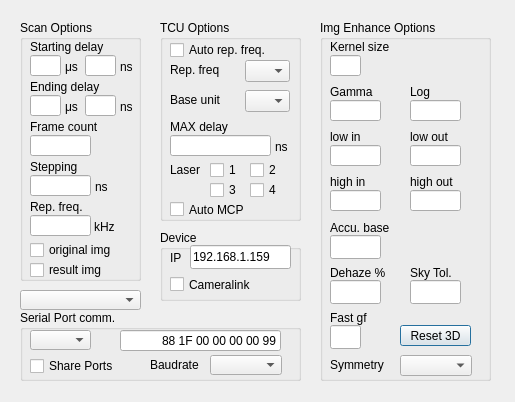
First picture: the form in src/settings.ui, repository yilp7/img_proc_demo, before the edit.
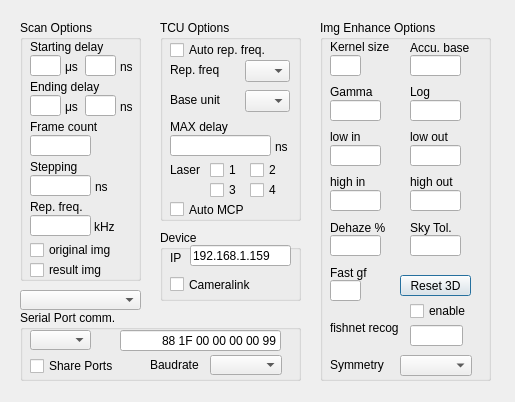
Second picture: the form after the edit.

Patch:
```diff
--- a/src/settings.ui
+++ b/src/settings.ui
@@ -489,8 +489,8 @@
    <widget class="QLabel" name="ACCU_BASE">
     <property name="geometry">
      <rect>
-      <x>10</x>
-      <y>200</y>
+      <x>90</x>
+      <y>20</y>
       <width>81</width>
       <height>16</height>
      </rect>
@@ -502,10 +502,10 @@
    <widget class="QLineEdit" name="ACCU_BASE_EDIT">
     <property name="geometry">
      <rect>
-      <x>10</x>
-      <y>215</y>
+      <x>90</x>
+      <y>35</y>
       <width>51</width>
-      <height>24</height>
+      <height>21</height>
      </rect>
     </property>
     <property name="alignment">
@@ -516,9 +516,9 @@
     <property name="geometry">
      <rect>
       <x>10</x>
-      <y>260</y>
+      <y>215</y>
       <width>51</width>
-      <height>24</height>
+      <height>21</height>
      </rect>
     </property>
     <property name="alignment">
@@ -529,7 +529,7 @@
     <property name="geometry">
      <rect>
       <x>10</x>
-      <y>245</y>
+      <y>200</y>
       <width>71</width>
       <height>16</height>
      </rect>
@@ -542,7 +542,7 @@
     <property name="geometry">
      <rect>
       <x>90</x>
-      <y>245</y>
+      <y>200</y>
       <width>61</width>
       <height>16</height>
      </rect>
@@ -555,9 +555,9 @@
     <property name="geometry">
      <rect>
       <x>90</x>
-      <y>260</y>
+      <y>215</y>
       <width>51</width>
-      <height>24</height>
+      <height>21</height>
      </rect>
     </property>
     <property name="alignment">
@@ -568,9 +568,9 @@
     <property name="geometry">
      <rect>
       <x>10</x>
-      <y>305</y>
+      <y>260</y>
       <width>31</width>
-      <height>24</height>
+      <height>21</height>
      </rect>
     </property>
     <property name="alignment">
@@ -581,7 +581,7 @@
     <property name="geometry">
      <rect>
       <x>10</x>
-      <y>290</y>
+      <y>245</y>
       <width>61</width>
       <height>16</height>
      </rect>
@@ -594,7 +594,7 @@
     <property name="geometry">
      <rect>
       <x>80</x>
-      <y>305</y>
+      <y>255</y>
       <width>71</width>
       <height>21</height>
      </rect>
@@ -626,6 +626,42 @@
      <string>Symmetry</string>
     </property>
    </widget>
+   <widget class="QLabel" name="FISHNET">
+    <property name="geometry">
+     <rect>
+      <x>10</x>
+      <y>300</y>
+      <width>101</width>
+      <height>16</height>
+     </rect>
+    </property>
+    <property name="text">
+     <string>fishnet recog</string>
+    </property>
+   </widget>
+   <widget class="QCheckBox" name="FISHNET_RECOG">
+    <property name="geometry">
+     <rect>
+      <x>90</x>
+      <y>280</y>
+      <width>77</width>
+      <height>22</height>
+     </rect>
+    </property>
+    <property name="text">
+     <string>enable</string>
+    </property>
+   </widget>
+   <widget class="QLineEdit" name="FISHNET_THRESH_EDIT">
+    <property name="geometry">
+     <rect>
+      <x>90</x>
+      <y>305</y>
+      <width>53</width>
+      <height>21</height>
+     </rect>
+    </property>
+   </widget>
   </widget>
   <widget class="QGroupBox" name="SERIAL_COMM_GRP">
    <property name="geometry">
@@ -912,7 +948,7 @@
       <x>30</x>
       <y>15</y>
       <width>101</width>
-      <height>24</height>
+      <height>21</height>
      </rect>
     </property>
     <property name="text">
```
